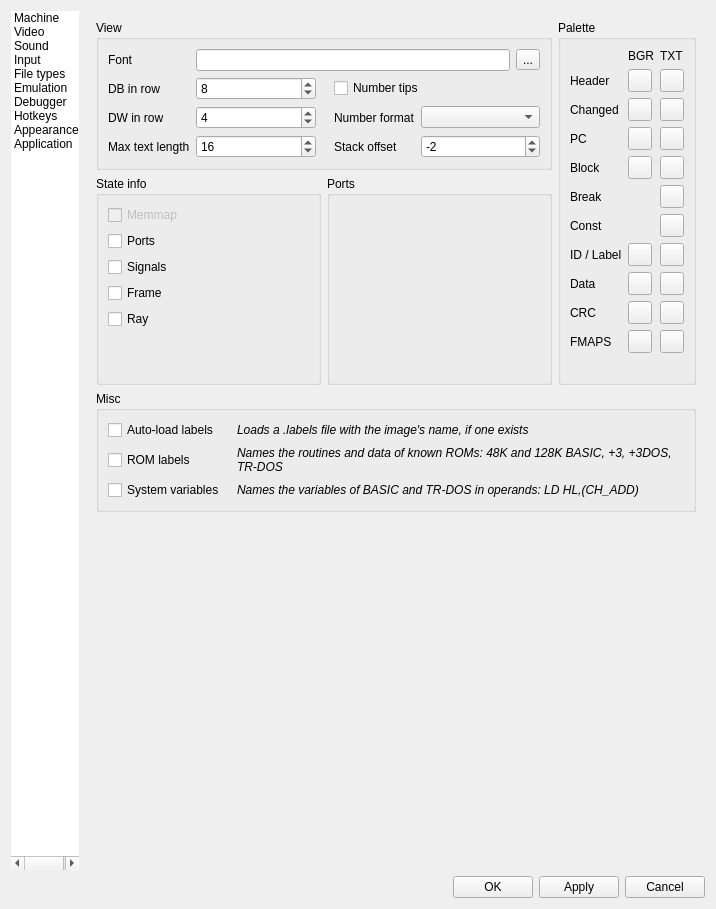
Before: the Qt Designer form ui/setupwin.ui in Volutar/xpeccy-plus, drawn with Qt 5.
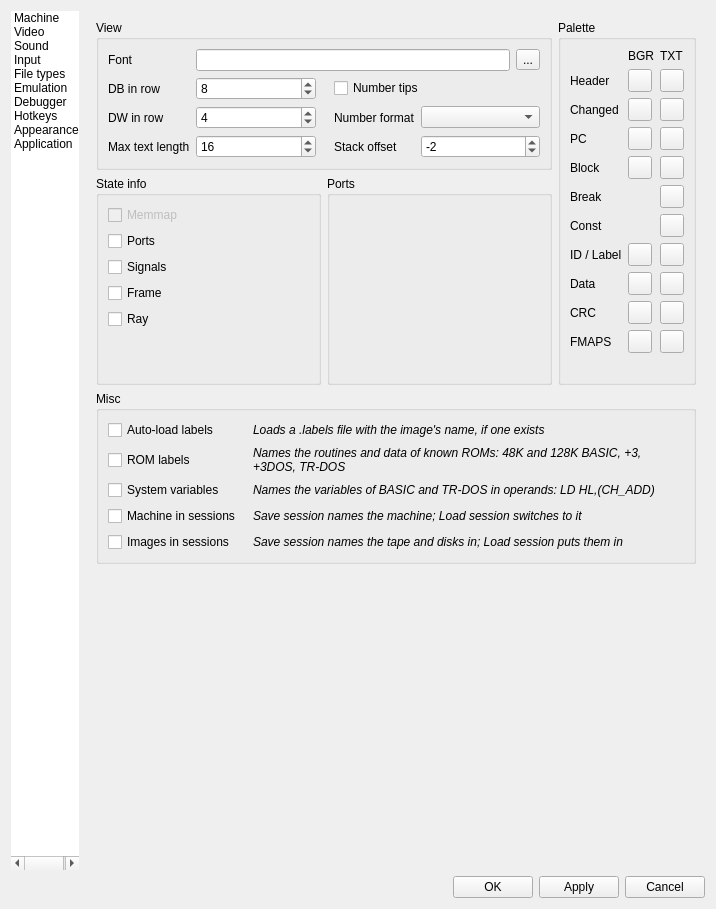
After: the same form once the commit is applied. The open tabs and pages were chosen to show the change. Icons and pictures are not drawn. Custom widgets are drawn as their Qt base class.

Commit message: debugger: sessions, and labels files with data, comments and breakpoints

The edit to the form file:
```diff
--- a/ui/setupwin.ui
+++ b/ui/setupwin.ui
@@ -3578,6 +3578,50 @@
                   </property>
                  </widget>
                 </item>
+                <item row="3" column="0">
+                 <widget class="QCheckBox" name="cbSessMachine">
+                  <property name="text">
+                   <string>Machine in sessions</string>
+                  </property>
+                 </widget>
+                </item>
+                <item row="3" column="1">
+                 <widget class="QLabel" name="labSessMachine">
+                  <property name="font">
+                   <font>
+                    <italic>true</italic>
+                   </font>
+                  </property>
+                  <property name="text">
+                   <string>Save session names the machine; Load session switches to it</string>
+                  </property>
+                  <property name="wordWrap">
+                   <bool>true</bool>
+                  </property>
+                 </widget>
+                </item>
+                <item row="4" column="0">
+                 <widget class="QCheckBox" name="cbSessImages">
+                  <property name="text">
+                   <string>Images in sessions</string>
+                  </property>
+                 </widget>
+                </item>
+                <item row="4" column="1">
+                 <widget class="QLabel" name="labSessImages">
+                  <property name="font">
+                   <font>
+                    <italic>true</italic>
+                   </font>
+                  </property>
+                  <property name="text">
+                   <string>Save session names the tape and disks in; Load session puts them in</string>
+                  </property>
+                  <property name="wordWrap">
+                   <bool>true</bool>
+                  </property>
+                 </widget>
+                </item>
                </layout>
               </widget>
              </item>
```
The commit also changes 15 other files.
